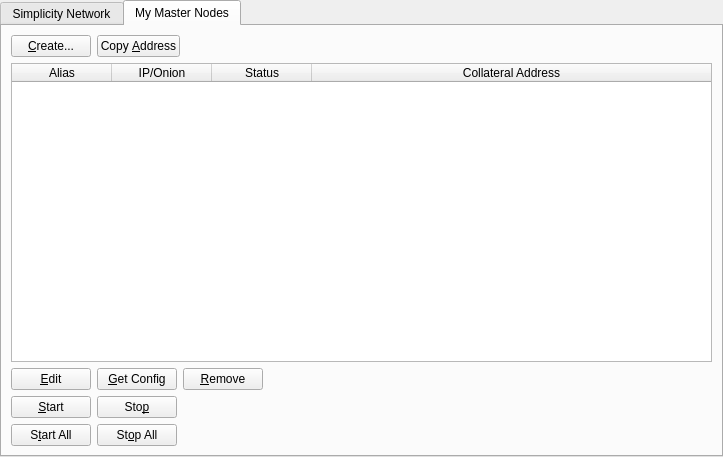
Before: the Qt Designer form src/qt/forms/masternodemanager.ui in SimplicityDev2018/Simplicity, drawn with Qt 5.
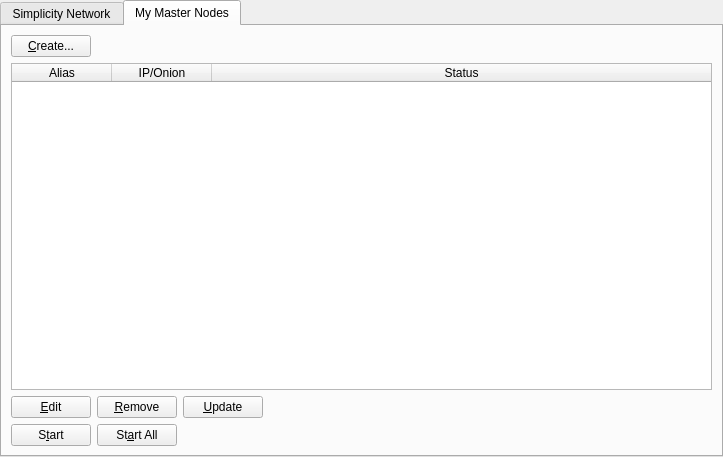
After: the same form once the commit is applied. The open tabs and pages were chosen to show the change.

Diff of the .ui file:
```diff
--- a/src/qt/forms/masternodemanager.ui
+++ b/src/qt/forms/masternodemanager.ui
@@ -145,13 +145,6 @@
                </property>
               </widget>
              </item>
-             <item>
-              <widget class="QPushButton" name="copyAddressButton">
-               <property name="text">
-                <string>Copy &amp;Address</string>
-               </property>
-              </widget>
-             </item>
              <item>
               <spacer name="horizontalSpacer">
                <property name="orientation">
@@ -169,6 +162,12 @@
            </item>
            <item>
             <widget class="QTableWidget" name="tableWidget_2">
+             <property name="minimumSize">
+              <size>
+               <width>695</width>
+               <height>0</height>
+              </size>
+             </property>
              <property name="editTriggers">
               <set>QAbstractItemView::NoEditTriggers</set>
              </property>
@@ -199,11 +198,6 @@
                <string>Status</string>
               </property>
              </column>
-             <column>
-              <property name="text">
-               <string>Collateral Address</string>
-              </property>
-             </column>
             </widget>
            </item>
            <item>
@@ -218,13 +212,6 @@
                </property>
               </widget>
              </item>
-             <item>
-              <widget class="QPushButton" name="getConfigButton">
-               <property name="text">
-                <string>&amp;Get Config</string>
-               </property>
-              </widget>
-             </item>
              <item>
               <widget class="QPushButton" name="removeButton">
                <property name="text">
@@ -232,6 +219,13 @@
                </property>
               </widget>
              </item>
+             <item>
+              <widget class="QPushButton" name="UpdateButton">
+               <property name="text">
+                <string>&amp;Update</string>
+               </property>
+              </widget>
+             </item>
              <item>
               <spacer name="horizontalSpacer_2">
                <property name="orientation">
@@ -252,33 +246,6 @@
              <property name="bottomMargin">
               <number>0</number>
              </property>
-             <item>
-              <widget class="QPushButton" name="startButton">
-               <property name="text">
-                <string>&amp;Start</string>
-               </property>
-              </widget>
-             </item>
-             <item>
-              <widget class="QPushButton" name="stopButton">
-               <property name="text">
-                <string>Sto&amp;p</string>
-               </property>
-              </widget>
-             </item>
-             <item>
-              <spacer name="horizontalSpacer_4">
-               <property name="orientation">
-                <enum>Qt::Horizontal</enum>
-               </property>
-               <property name="sizeHint" stdset="0">
-                <size>
-                 <width>40</width>
-                 <height>20</height>
-                </size>
-               </property>
-              </spacer>
-             </item>
             </layout>
            </item>
            <item>
@@ -286,17 +253,17 @@
              <property name="bottomMargin">
               <number>0</number>
              </property>
+             <item>
+              <widget class="QPushButton" name="startButton">
+               <property name="text">
+                <string>S&amp;tart</string>
+               </property>
+              </widget>
+             </item>
              <item>
               <widget class="QPushButton" name="startAllButton">
                <property name="text">
-                <string>S&amp;tart All</string>
-               </property>
-              </widget>
-             </item>
-             <item>
-              <widget class="QPushButton" name="stopAllButton">
-               <property name="text">
-                <string>St&amp;op All</string>
+                <string>St&amp;art All</string>
                </property>
               </widget>
              </item>
```
Left out of the diff: 2 changed lines with no effect on the pictures.
